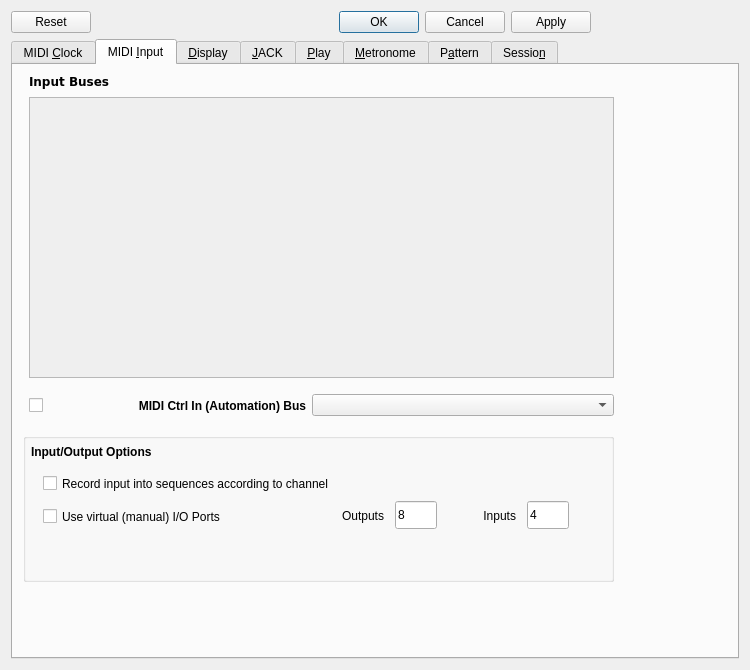
This is seq_qt5/forms/qseditoptions.ui in ahlstromcj/seq66 as Qt 5 draws it before an edit. The edited form follows.
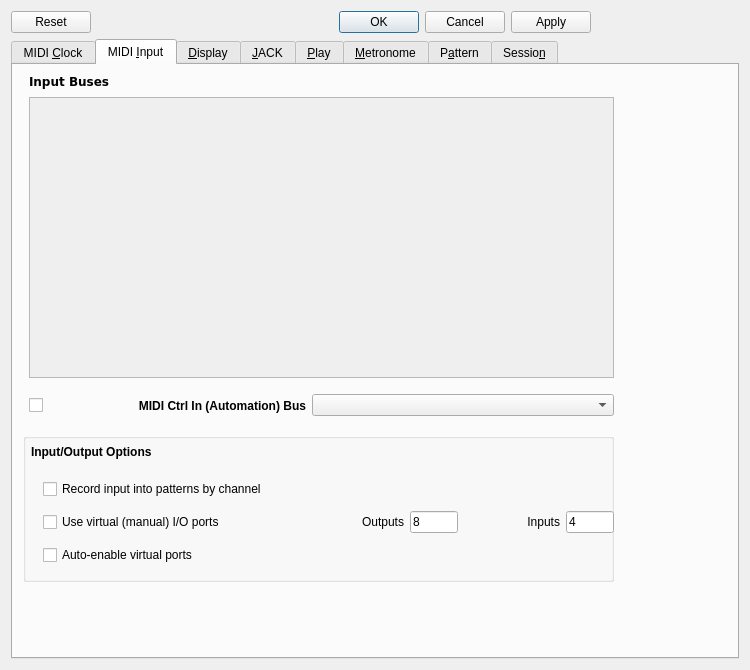
This is the edited form. The open tabs and pages were chosen to show the change.

Commit message: For issue #118, added rc option to auto-enable virtual ports.

```diff
--- a/seq_qt5/forms/qseditoptions.ui
+++ b/seq_qt5/forms/qseditoptions.ui
@@ -44,7 +44,7 @@
       <string/>
      </property>
      <property name="currentIndex">
-      <number>6</number>
+      <number>1</number>
      </property>
      <widget class="QWidget" name="tabMidiClock">
       <property name="toolTip">
@@ -523,60 +523,48 @@
        <property name="checkable">
         <bool>false</bool>
        </property>
-       <widget class="QCheckBox" name="checkBoxRecordByChannel">
+       <widget class="QLabel" name="label_5">
         <property name="geometry">
          <rect>
-          <x>20</x>
-          <y>40</y>
-          <width>537</width>
-          <height>21</height>
+          <x>8</x>
+          <y>10</y>
+          <width>181</width>
+          <height>17</height>
          </rect>
         </property>
-        <property name="toolTip">
-         <string>If checked, incoming data routes to the pattern
-slot by channel number (0 to 15).</string>
+        <property name="font">
+         <font>
+          <bold>true</bold>
+         </font>
         </property>
         <property name="text">
-         <string>Record input into sequences according to channel</string>
+         <string>Input/Output Options</string>
         </property>
        </widget>
+       <widget class="QWidget" name="">
+        <property name="geometry">
+         <rect>
+          <x>20</x>
+          <y>40</y>
+          <width>571</width>
+          <height>100</height>
+         </rect>
+        </property>
+        <layout class="QGridLayout" name="gridLayout_9">
+         <item row="1" column="0">
        <widget class="QCheckBox" name="checkBoxVirtualPorts">
-        <property name="geometry">
-         <rect>
-          <x>20</x>
-          <y>72</y>
-          <width>257</width>
-          <height>23</height>
-         </rect>
-        </property>
         <property name="text">
-         <string>Use virtual (manual) I/O Ports</string>
-        </property>
-       </widget>
-       <widget class="QLabel" name="label_inputs">
-        <property name="geometry">
-         <rect>
-          <x>416</x>
-          <y>72</y>
-          <width>77</width>
-          <height>21</height>
-         </rect>
-        </property>
-        <property name="text">
-         <string>Inputs</string>
-        </property>
-        <property name="alignment">
-         <set>Qt::AlignRight|Qt::AlignTrailing|Qt::AlignVCenter</set>
-        </property>
-       </widget>
+            <string>Use virtual (manual) I/O ports</string>
+           </property>
+          </widget>
+         </item>
+         <item row="1" column="1">
        <widget class="QLabel" name="label_outputs">
-        <property name="geometry">
-         <rect>
-          <x>284</x>
-          <y>72</y>
-          <width>77</width>
-          <height>21</height>
-         </rect>
+           <property name="maximumSize">
+            <size>
+             <width>96</width>
+             <height>16777215</height>
+            </size>
         </property>
         <property name="text">
          <string>Outputs</string>
@@ -585,14 +573,14 @@
          <set>Qt::AlignRight|Qt::AlignTrailing|Qt::AlignVCenter</set>
         </property>
        </widget>
+         </item>
+         <item row="1" column="2">
        <widget class="QLineEdit" name="lineEditOutputCount">
-        <property name="geometry">
-         <rect>
-          <x>372</x>
-          <y>68</y>
-          <width>42</width>
-          <height>28</height>
-         </rect>
+           <property name="maximumSize">
+            <size>
+             <width>48</width>
+             <height>16777215</height>
+            </size>
         </property>
         <property name="text">
          <string>8</string>
@@ -607,14 +595,30 @@
          <bool>false</bool>
         </property>
        </widget>
+         </item>
+         <item row="1" column="3">
+          <widget class="QLabel" name="label_inputs">
+           <property name="maximumSize">
+            <size>
+             <width>96</width>
+             <height>16777215</height>
+            </size>
+           </property>
+           <property name="text">
+            <string>Inputs</string>
+           </property>
+           <property name="alignment">
+            <set>Qt::AlignRight|Qt::AlignTrailing|Qt::AlignVCenter</set>
+           </property>
+          </widget>
+         </item>
+         <item row="1" column="4">
        <widget class="QLineEdit" name="lineEditInputCount">
-        <property name="geometry">
-         <rect>
-          <x>504</x>
-          <y>68</y>
-          <width>42</width>
-          <height>28</height>
-         </rect>
+           <property name="maximumSize">
+            <size>
+             <width>48</width>
+             <height>16777215</height>
+            </size>
         </property>
         <property name="text">
          <string>4</string>
@@ -623,23 +627,26 @@
          <number>2</number>
         </property>
        </widget>
-       <widget class="QLabel" name="label_5">
-        <property name="geometry">
-         <rect>
-          <x>8</x>
-          <y>10</y>
-          <width>181</width>
-          <height>17</height>
-         </rect>
-        </property>
-        <property name="font">
-         <font>
-          <bold>true</bold>
-         </font>
+         </item>
+         <item row="2" column="0" colspan="2">
+          <widget class="QCheckBox" name="checkBoxAutoEnableVirtual">
+           <property name="text">
+            <string>Auto-enable virtual ports</string>
+           </property>
+          </widget>
+         </item>
+         <item row="0" column="0" colspan="3">
+          <widget class="QCheckBox" name="checkBoxRecordByChannel">
+           <property name="toolTip">
+            <string>If checked, incoming data routes to the pattern
+slot by channel number (0 to 15).</string>
         </property>
         <property name="text">
-         <string>Input/Output Options</string>
-        </property>
+            <string>Record input into patterns by channel</string>
+           </property>
+          </widget>
+         </item>
+        </layout>
        </widget>
       </widget>
       <widget class="QLabel" name="inputBussesLabel">
```
Lines whose indentation alone changed are shown as unchanged. The commit also changes 10 other files.
